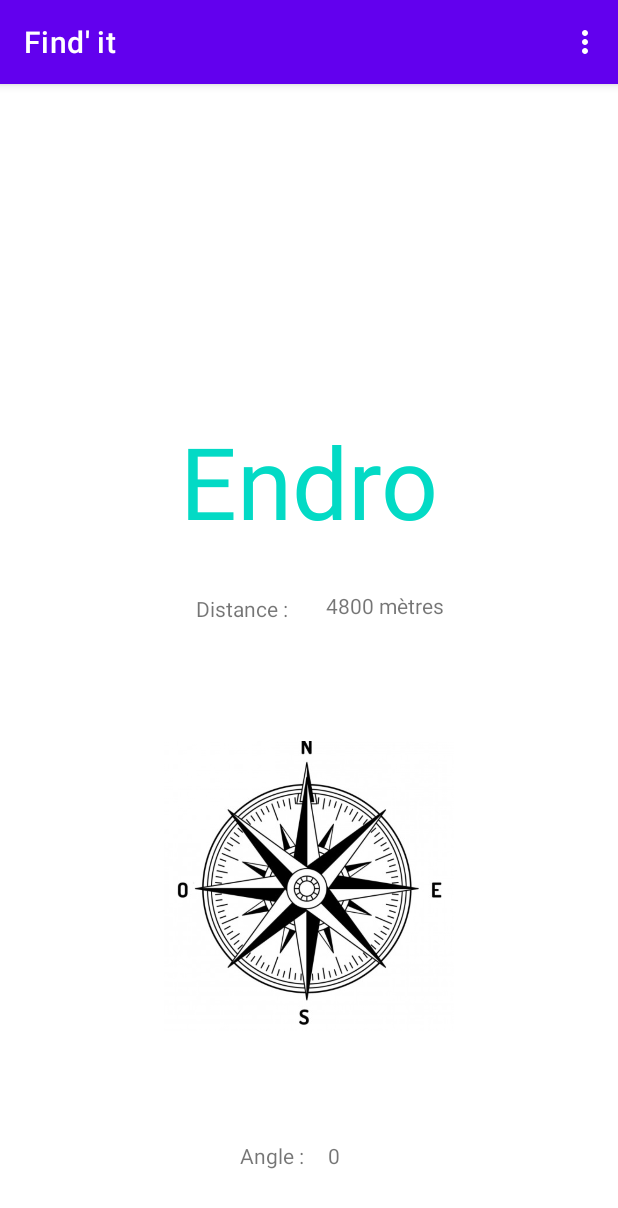
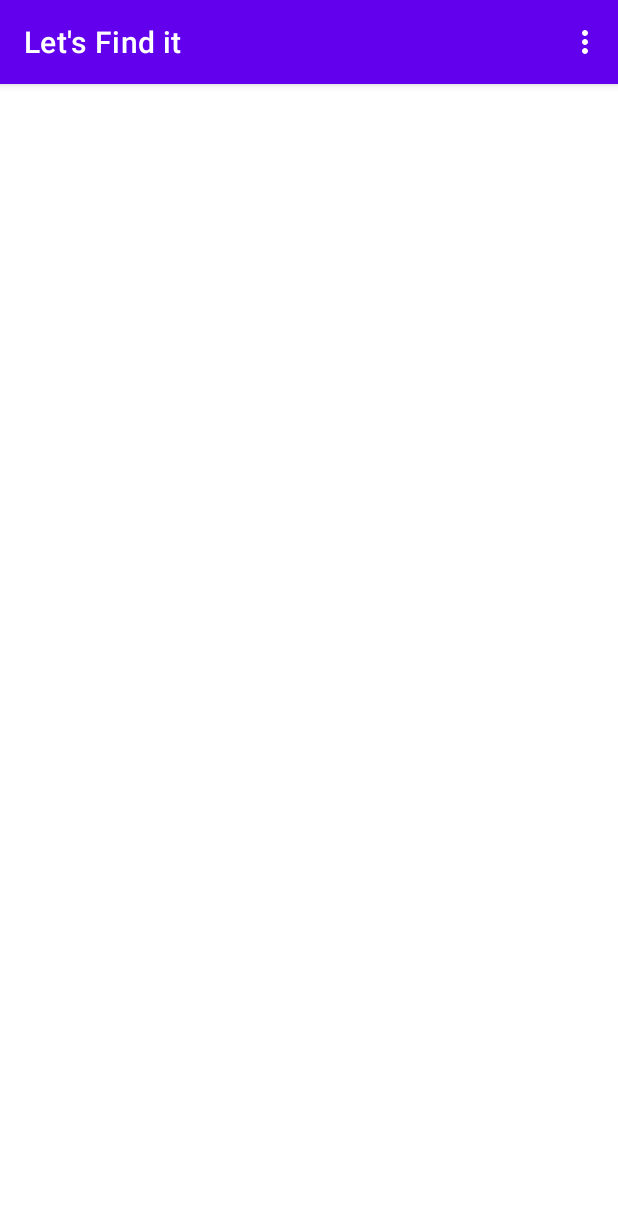
Before and after one commit to Teksonisme/projetS6-app, an Android app: the screen it shows after launch (MainActivity before the commit, MenuActivity after it), in the options menu, after a tap on "Paramètres", on a phone screen of 412 x 824 dp. Shown: the top 1208 px of the screen. Run offline under Robolectric (Android 15) with nearby library versions, the phone set to English and light mode, and no system bars.

Commit message:
Second ( has boussole, menu button to switch between screens )

```diff
--- a/app/src/main/AndroidManifest.xml
+++ b/app/src/main/AndroidManifest.xml
@@ -9,6 +9,7 @@
         android:roundIcon="@mipmap/ic_launcher_round"
         android:supportsRtl="true"
         android:theme="@style/Theme.Orientation_app">
+        <activity android:name=".MenuActivity"></activity>
         <activity android:name=".MainActivity">
             <intent-filter>
                 <action android:name="android.intent.action.MAIN" />
--- a/app/src/main/java/com/example/orientation_app/MainActivity.java
+++ b/app/src/main/java/com/example/orientation_app/MainActivity.java
@@ -2,6 +2,7 @@ package com.example.orientation_app;
 
 import androidx.appcompat.app.AppCompatActivity;
 
+import android.content.Intent;
 import android.hardware.Sensor;
 import android.hardware.SensorEvent;
 import android.hardware.SensorEventListener;
@@ -92,14 +93,19 @@ public class MainActivity extends AppCompatActivity {
     public boolean onOptionsItemSelected(MenuItem item) {
         switch (item.getItemId()) {
             case R.id.param:
+                //fonction ici pour changer les paramètres
+                goToParam();
                 return true;
             case R.id.access:
+                //fonction ici pour changer l'accessibilité
                 return true;
             default:
                 return super.onOptionsItemSelected(item);
         }
     }
-
+    public void goToParam(){
+        startActivity(new Intent(MainActivity.this, MenuActivity.class));
+    }
     public void onClickMenu(View v){
 
     }
--- /dev/null
+++ b/app/src/main/java/com/example/orientation_app/MenuActivity.java
@@ -0,0 +1,32 @@
+package com.example.orientation_app;
+
+import androidx.appcompat.app.AppCompatActivity;
+
+import android.os.Bundle;
+import android.view.Menu;
+import android.view.MenuInflater;
+import android.view.MenuItem;
+
+public class MenuActivity extends AppCompatActivity {
+
+    @Override
+    protected void onCreate(Bundle savedInstanceState) {
+        super.onCreate(savedInstanceState);
+        setContentView(R.layout.activity_menu);
+    }
+    public boolean onCreateOptionsMenu(Menu menu) {
+        MenuInflater inflater = getMenuInflater();
+        inflater.inflate(R.menu.menu_app, menu);
+        return true;
+    }
+    @Override
+    public boolean onOptionsItemSelected(MenuItem item) {
+        switch (item.getItemId()) {
+            case R.id.home:
+                finish();
+                return true;
+            default:
+                return super.onOptionsItemSelected(item);
+        }
+    }
+}
--- a/app/src/main/res/layout/activity_main.xml
+++ b/app/src/main/res/layout/activity_main.xml
@@ -55,37 +55,50 @@
         android:layout_marginEnd="32dp"
         android:layout_marginRight="32dp"
         android:gravity="center_horizontal"
-        android:text="Endroit"
+        android:text="@string/default_text"
         android:textAlignment="center"
         android:textColor="@color/teal_200"
-        android:textSize="100px"
+        android:textSize="35sp"
         app:layout_constraintEnd_toEndOf="parent"
         app:layout_constraintStart_toStartOf="parent"
         app:layout_constraintTop_toTopOf="parent" />
 
     <TextView
         android:id="@+id/textView3"
-        android:layout_width="wrap_content"
-        android:layout_height="wrap_content"
+        android:layout_width="80dp"
+        android:layout_height="30dp"
+        android:layout_marginStart="116dp"
+        android:layout_marginLeft="116dp"
         android:layout_marginTop="32dp"
         android:layout_marginBottom="392dp"
         android:text="Distance :"
         app:layout_constraintBottom_toBottomOf="parent"
         app:layout_constraintEnd_toStartOf="@+id/textView4"
-        app:layout_constraintHorizontal_bias="0.838"
+        app:layout_constraintHorizontal_bias="1.0"
         app:layout_constraintStart_toStartOf="parent"
         app:layout_constraintTop_toBottomOf="@+id/textView6" />
 
     <TextView
         android:id="@+id/textView4"
-        android:layout_width="wrap_content"
-        android:layout_height="wrap_content"
+        android:layout_width="80dp"
+        android:layout_height="30dp"
         android:layout_marginTop="32dp"
         android:layout_marginEnd="116dp"
         android:layout_marginRight="116dp"
-        android:layout_marginBottom="396dp"
+        android:layout_marginBottom="392dp"
         android:text="4800 mètres"
         app:layout_constraintBottom_toBottomOf="parent"
         app:layout_constraintEnd_toEndOf="parent"
         app:layout_constraintTop_toBottomOf="@+id/textView6" />
+
+    <ImageView
+        android:id="@+id/imageView3"
+        android:layout_width="213dp"
+        android:layout_height="104dp"
+        android:layout_marginTop="24dp"
+        app:layout_constraintEnd_toEndOf="parent"
+        app:layout_constraintStart_toStartOf="parent"
+        app:layout_constraintTop_toTopOf="parent"
+        app:srcCompat="@drawable/logo_application_toon" />
+
 </androidx.constraintlayout.widget.ConstraintLayout>
--- /dev/null
+++ b/app/src/main/res/layout/activity_menu.xml
@@ -0,0 +1,9 @@
+<?xml version="1.0" encoding="utf-8"?>
+<androidx.constraintlayout.widget.ConstraintLayout xmlns:android="http://schemas.android.com/apk/res/android"
+    xmlns:app="http://schemas.android.com/apk/res-auto"
+    xmlns:tools="http://schemas.android.com/tools"
+    android:layout_width="match_parent"
+    android:layout_height="match_parent"
+    tools:context=".MenuActivity">
+
+</androidx.constraintlayout.widget.ConstraintLayout>
--- a/app/src/main/res/menu/menu_app.xml
+++ b/app/src/main/res/menu/menu_app.xml
@@ -9,4 +9,7 @@
     <item
         android:id="@+id/access"
         android:title="Accessibilité" />
+    <item
+        android:id="@+id/home"
+        android:title="Home" />
 </menu>
--- a/app/src/main/res/values/strings.xml
+++ b/app/src/main/res/values/strings.xml
@@ -1,4 +1,5 @@
 <resources>
-    <string name="app_name">Find\' it</string>
+    <string name="app_name">Let\'s Find it</string>
     <string name="button_menu">Menu</string>
+    <string name="default_text">Defaultum</string>
 </resources>
```
Also changed, not shown: app/src/main/res/drawable/logo_application.png (added), app/src/main/res/drawable/logo_application_toon.png (added).
